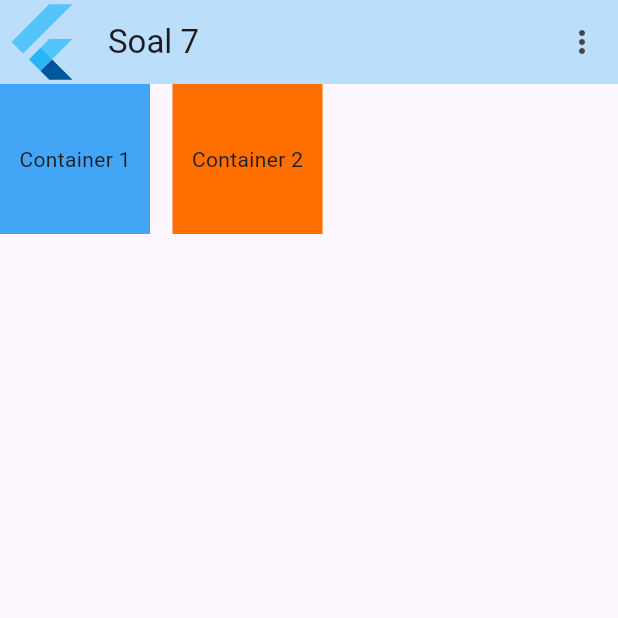
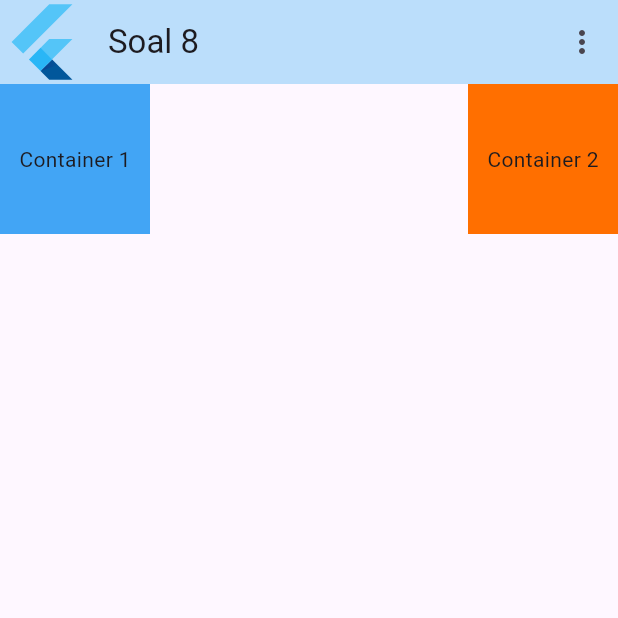
Before and after one commit to WillyAgustri/Learn-Flutter-Fundamental, a Flutter app: the screen it shows after launch, on a phone screen of 412 x 824 dp, the top half of it. Run offline on Flutter 3.47's test engine with Material 3 defaults, Android fonts, the phone set to English and light mode, and no system bars; project files that could hold a hidden picture were left out.

Commit message:
add pratice 8

```diff
--- a/Week 4/flutter_application_4/lib/main.dart
+++ b/Week 4/flutter_application_4/lib/main.dart
@@ -6,7 +6,8 @@ import 'package:flutter/material.dart';
 // import './widgets/soal_4.dart';
 // import './widgets/soal_5.dart';
 // import './widgets/soal_6.dart';
-import './widgets/soal_7.dart';
+// import './widgets/soal_7.dart';
+import './widgets/soal_8.dart';
 
 void main() {
   runApp(const MainApp());
@@ -19,7 +20,7 @@ class MainApp extends StatelessWidget {
   Widget build(BuildContext context) {
     return MaterialApp(
       debugShowCheckedModeBanner: false,
-      home: soal_7(),
+      home: soal_8(),
     );
   }
 }
--- /dev/null
+++ b/Week 4/flutter_application_4/lib/widgets/soal_8.dart
@@ -0,0 +1,39 @@
+import 'package:flutter/material.dart';
+
+class soal_8 extends StatelessWidget {
+  const soal_8({
+    super.key,
+  });
+
+  @override
+  Widget build(BuildContext context) {
+    return Scaffold(
+        appBar: AppBar(
+          leading: FlutterLogo(),
+          backgroundColor: Colors.blue[100],
+          title: Text("Soal 8"),
+          actions: [
+            IconButton(onPressed: () {}, icon: Icon(Icons.more_vert_outlined))
+          ],
+        ),
+        body: Row(
+          mainAxisAlignment: MainAxisAlignment.spaceBetween,
+          children: [
+            Container(
+              alignment: Alignment.center,
+              width: 100,
+              height: 100,
+              color: Colors.blue[400],
+              child: Text("Container 1"),
+            ),
+            Container(
+              alignment: Alignment.center,
+              width: 100,
+              height: 100,
+              color: Colors.amber[900],
+              child: Text("Container 2"),
+            ),
+          ],
+        ));
+  }
+}
```
